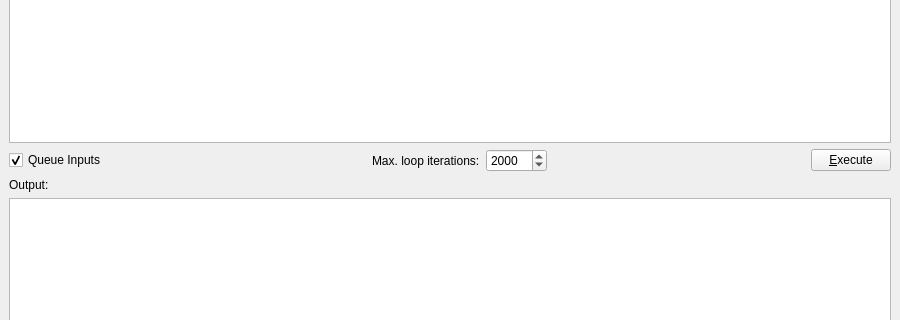
Old version of the form src/UIMain.ui in the repository jolange/qt-bfint; both pictures show x 0 to 900 and y 213 to 533 of the 900 by 750 pixel window.
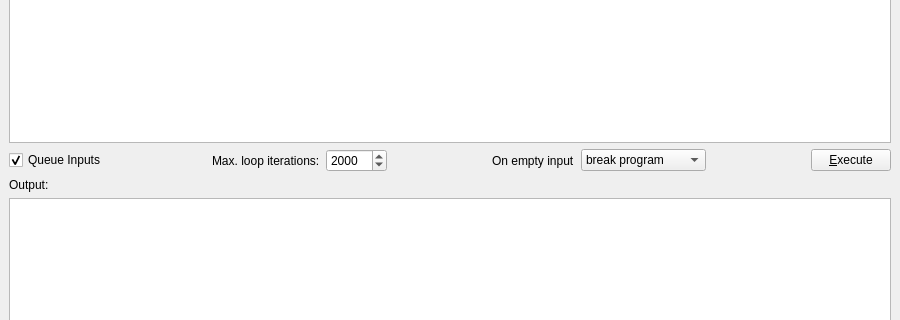
New version of the form.

Commit message: emtpy input handling options

```diff
--- a/src/UIMain.ui
+++ b/src/UIMain.ui
@@ -126,6 +126,51 @@
         </property>
        </widget>
       </item>
+      <item>
+       <spacer name="horizontalSpacer_3">
+        <property name="orientation">
+         <enum>Qt::Horizontal</enum>
+        </property>
+        <property name="sizeHint" stdset="0">
+         <size>
+          <width>40</width>
+          <height>20</height>
+         </size>
+        </property>
+       </spacer>
+      </item>
+      <item>
+       <widget class="QLabel" name="label_4">
+        <property name="toolTip">
+         <string>Behaviour on empty inputs (and clicking &quot;OK&quot;)</string>
+        </property>
+        <property name="text">
+         <string>On empty input</string>
+        </property>
+       </widget>
+      </item>
+      <item>
+       <widget class="QComboBox" name="cbEIH">
+        <property name="toolTip">
+         <string>Behaviour on empty inputs (and clicking &quot;OK&quot;)</string>
+        </property>
+        <item>
+         <property name="text">
+          <string>break program</string>
+         </property>
+        </item>
+        <item>
+         <property name="text">
+          <string>keep cell value</string>
+         </property>
+        </item>
+        <item>
+         <property name="text">
+          <string>set cell-value to 0</string>
+         </property>
+        </item>
+       </widget>
+      </item>
       <item>
        <spacer name="horizontalSpacer">
         <property name="orientation">
```
The commit also changes 3 other files.
